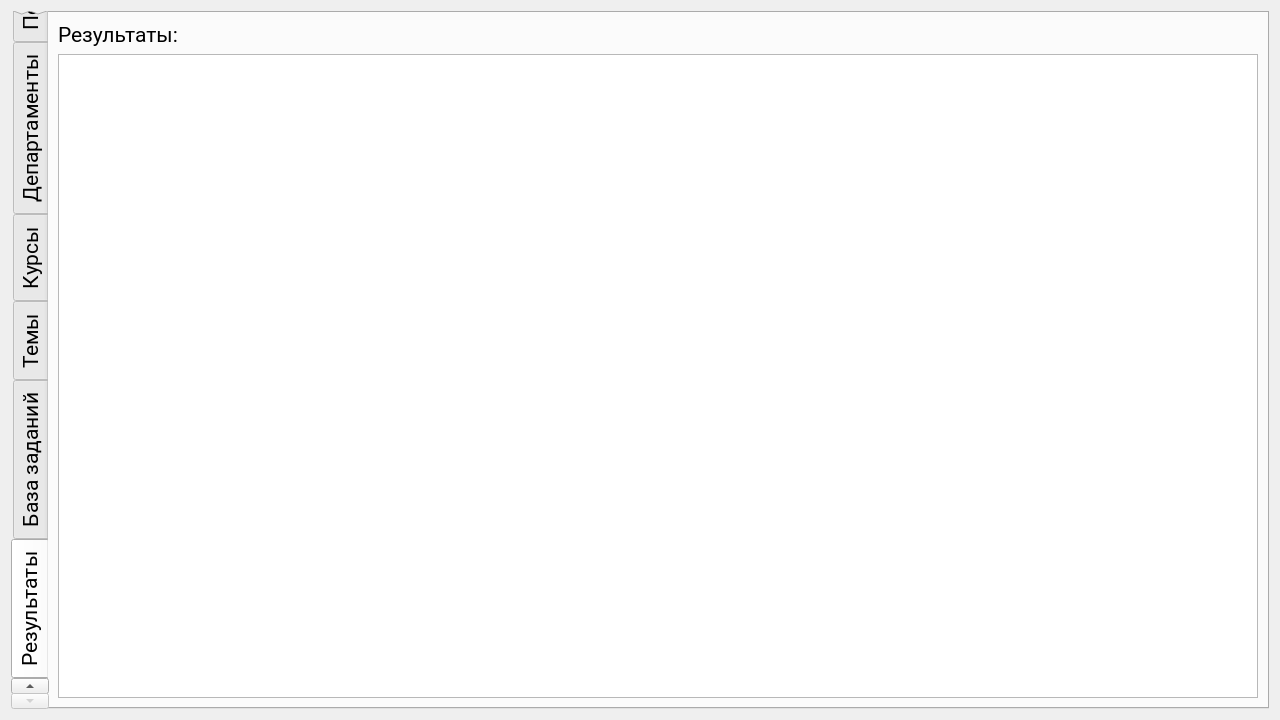
Old version of the form adminwin.ui in the repository Rayzedan/SystemControlStudent.
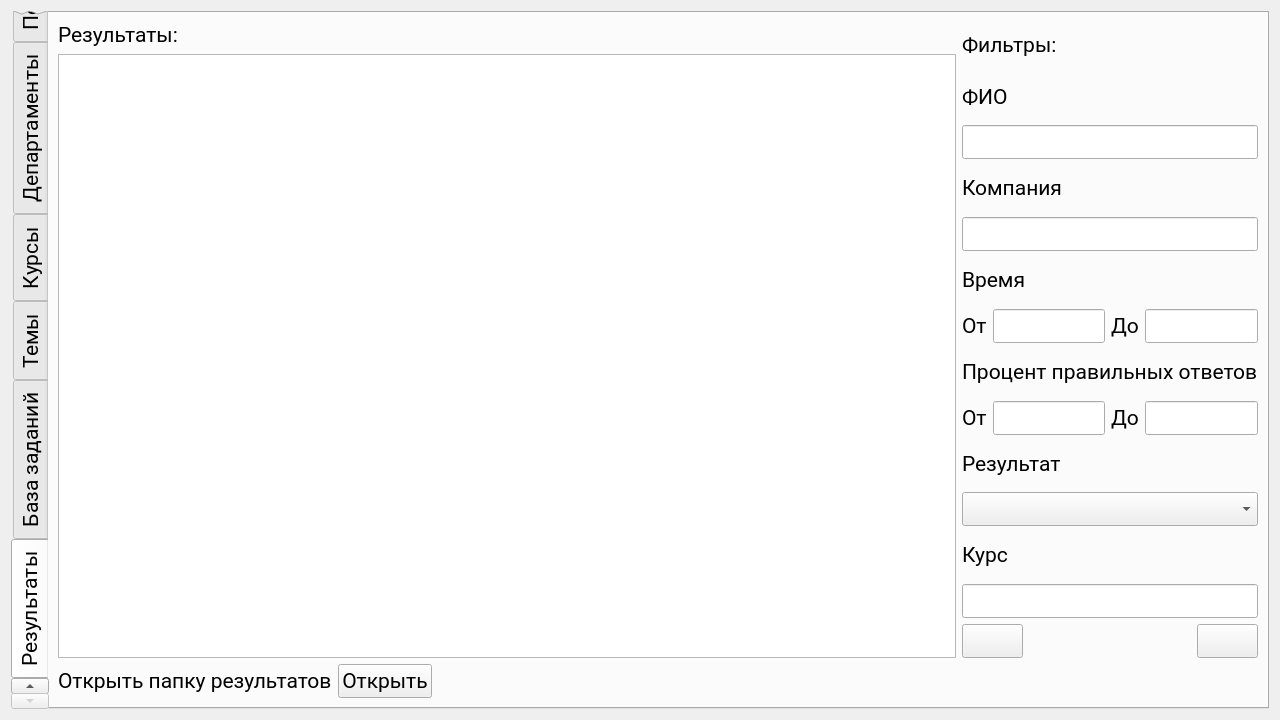
New version of the form. The open tabs and pages were chosen to show the change. Icons and pictures are not drawn. Custom widgets are drawn as their Qt base class.

```diff
--- a/adminwin.ui
+++ b/adminwin.ui
@@ -1223,33 +1223,226 @@
       <attribute name="title">
        <string>Результаты</string>
       </attribute>
-      <layout class="QVBoxLayout" name="verticalLayout_16">
+      <layout class="QVBoxLayout" name="verticalLayout_19">
        <item>
-        <layout class="QVBoxLayout" name="verticalLayout_15">
+        <layout class="QHBoxLayout" name="horizontalLayout_13" stretch="6,1">
          <item>
-          <widget class="QLabel" name="label_18">
-           <property name="font">
-            <font>
-             <family>Roboto</family>
-             <pointsize>16</pointsize>
-             <bold>false</bold>
-            </font>
-           </property>
+          <layout class="QVBoxLayout" name="verticalLayout_16">
+           <item>
+            <widget class="QLabel" name="label_18">
+             <property name="font">
+              <font>
+               <family>Roboto</family>
+               <pointsize>16</pointsize>
+               <bold>false</bold>
+              </font>
+             </property>
+             <property name="text">
+              <string>Результаты:</string>
+             </property>
+            </widget>
+           </item>
+           <item>
+            <widget class="QTableView" name="tableView_2">
+             <property name="font">
+              <font>
+               <family>Roboto</family>
+               <pointsize>14</pointsize>
+              </font>
+             </property>
+            </widget>
+           </item>
+          </layout>
+         </item>
+         <item>
+          <layout class="QVBoxLayout" name="verticalLayout_15">
+           <item>
+            <widget class="QLabel" name="label_14">
+             <property name="text">
+              <string>Фильтры:</string>
+             </property>
+            </widget>
+           </item>
+           <item>
+            <widget class="QLabel" name="label_15">
+             <property name="text">
+              <string>ФИО</string>
+             </property>
+            </widget>
+           </item>
+           <item>
+            <widget class="QLineEdit" name="lineEdit_2"/>
+           </item>
+           <item>
+            <widget class="QLabel" name="label_16">
+             <property name="text">
+              <string>Компания</string>
+             </property>
+            </widget>
+           </item>
+           <item>
+            <widget class="QLineEdit" name="lineEdit_3"/>
+           </item>
+           <item>
+            <widget class="QLabel" name="label_21">
+             <property name="text">
+              <string>Время</string>
+             </property>
+            </widget>
+           </item>
+           <item>
+            <layout class="QHBoxLayout" name="horizontalLayout_10">
+             <item>
+              <widget class="QLabel" name="label_19">
+               <property name="text">
+                <string>От</string>
+               </property>
+              </widget>
+             </item>
+             <item>
+              <widget class="QLineEdit" name="lineEdit_4"/>
+             </item>
+             <item>
+              <widget class="QLabel" name="label_20">
+               <property name="text">
+                <string>До</string>
+               </property>
+              </widget>
+             </item>
+             <item>
+              <widget class="QLineEdit" name="lineEdit_5"/>
+             </item>
+            </layout>
+           </item>
+           <item>
+            <widget class="QLabel" name="label_24">
+             <property name="text">
+              <string>Процент правильных ответов</string>
+             </property>
+            </widget>
+           </item>
+           <item>
+            <layout class="QHBoxLayout" name="horizontalLayout_12">
+             <item>
+              <widget class="QLabel" name="label_22">
+               <property name="text">
+                <string>От</string>
+               </property>
+              </widget>
+             </item>
+             <item>
+              <widget class="QLineEdit" name="lineEdit_6"/>
+             </item>
+             <item>
+              <widget class="QLabel" name="label_23">
+               <property name="text">
+                <string>До</string>
+               </property>
+              </widget>
+             </item>
+             <item>
+              <widget class="QLineEdit" name="lineEdit_7"/>
+             </item>
+            </layout>
+           </item>
+           <item>
+            <widget class="QLabel" name="label_25">
+             <property name="text">
+              <string>Результат</string>
+             </property>
+            </widget>
+           </item>
+           <item>
+            <widget class="QComboBox" name="comboBox_7"/>
+           </item>
+           <item>
+            <widget class="QLabel" name="label_26">
+             <property name="text">
+              <string>Курс</string>
+             </property>
+            </widget>
+           </item>
+           <item>
+            <widget class="QLineEdit" name="lineEdit_8"/>
+           </item>
+           <item>
+            <layout class="QHBoxLayout" name="horizontalLayout_14">
+             <item>
+              <widget class="QPushButton" name="pushButton_3">
+               <property name="icon">
+                <iconset resource="resourses.qrc">
+                 <normaloff>:/resourses/back.png</normaloff>:/resourses/back.png</iconset>
+               </property>
+               <property name="iconSize">
+                <size>
+                 <width>30</width>
+                 <height>30</height>
+                </size>
+               </property>
+              </widget>
+             </item>
+             <item>
+              <spacer name="horizontalSpacer_2">
+               <property name="orientation">
+                <enum>Qt::Horizontal</enum>
+               </property>
+               <property name="sizeHint" stdset="0">
+                <size>
+                 <width>40</width>
+                 <height>20</height>
+                </size>
+               </property>
+              </spacer>
+             </item>
+             <item>
+              <widget class="QPushButton" name="pushButton_4">
+               <property name="icon">
+                <iconset resource="resourses.qrc">
+                 <normaloff>:/resourses/add.png</normaloff>:/resourses/add.png</iconset>
+               </property>
+               <property name="iconSize">
+                <size>
+                 <width>30</width>
+                 <height>30</height>
+                </size>
+               </property>
+              </widget>
+             </item>
+            </layout>
+           </item>
+          </layout>
+         </item>
+        </layout>
+       </item>
+       <item>
+        <layout class="QHBoxLayout" name="horizontalLayout_9">
+         <item>
+          <widget class="QLabel" name="label_13">
            <property name="text">
-            <string>Результаты:</string>
+            <string>Открыть папку результатов</string>
            </property>
           </widget>
          </item>
          <item>
-          <widget class="QTableView" name="tableView_2">
-           <property name="font">
-            <font>
-             <family>Roboto</family>
-             <pointsize>14</pointsize>
-            </font>
+          <widget class="QPushButton" name="pushButton_2">
+           <property name="text">
+            <string>Открыть</string>
            </property>
           </widget>
          </item>
+         <item>
+          <spacer name="horizontalSpacer_3">
+           <property name="orientation">
+            <enum>Qt::Horizontal</enum>
+           </property>
+           <property name="sizeHint" stdset="0">
+            <size>
+             <width>40</width>
+             <height>20</height>
+            </size>
+           </property>
+          </spacer>
+         </item>
         </layout>
        </item>
       </layout>
```
Left out of the diff: 22 changed lines with no effect on the pictures.
